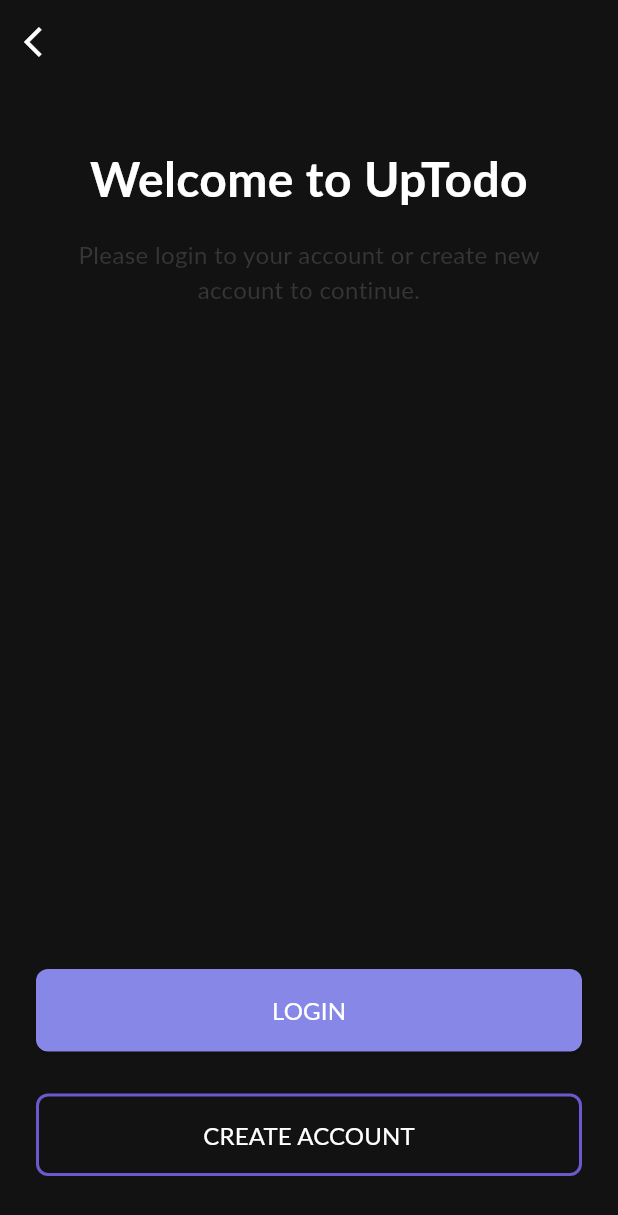
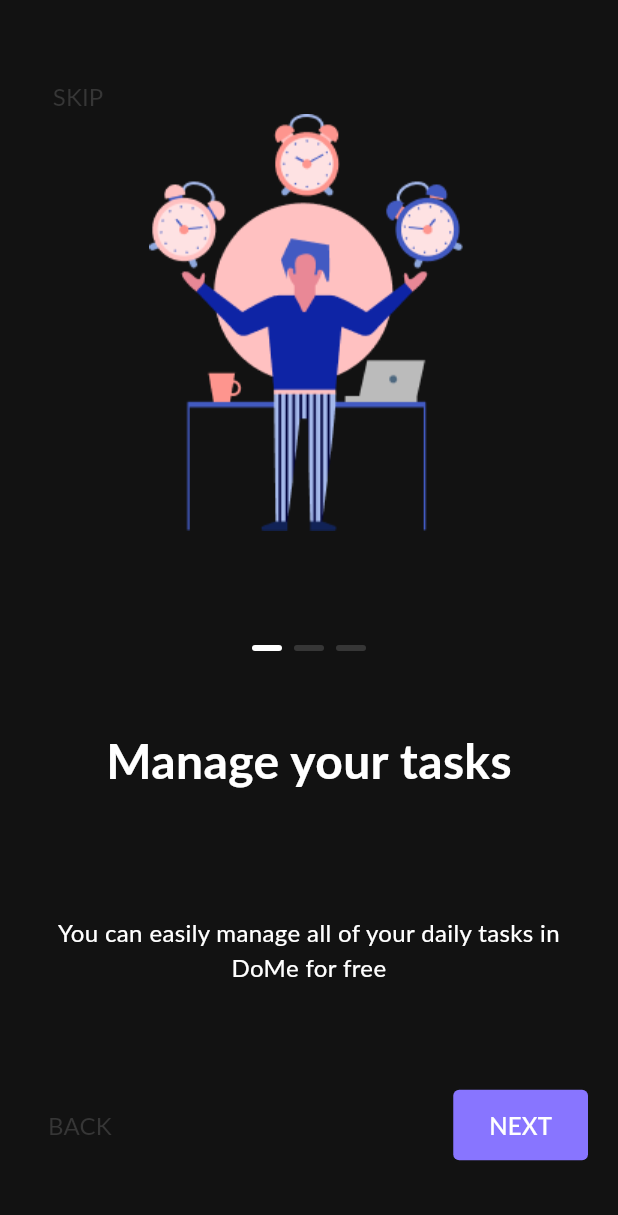
Before and after one commit to vinhdevz/note_app, a Flutter app: the screen it shows after launch, on a phone screen of 412 x 824 dp. Shown: the top 1215 px of the screen. Run offline on Flutter 3.47's test engine with Material 3 defaults, Android fonts, the phone set to English and light mode, and no system bars; our stand-ins replace flutter_svg; Roboto replaces fonts that are missing (Lato).

Commit message:
feat(onboa): create feat/onboa

```diff
--- a/lib/constants/color.dart
+++ b/lib/constants/color.dart
@@ -5,9 +5,7 @@ const Color tdGrey = Color(0xff363636);
 const Color tdPurple= Color(0xff8687E7);
 const Color tdBgColor= Color(0xff121212);
 const Color tdText= Color(0xffFFFFFF);
-
 const Color tdBlack = Color(0xff121212);
 const Color tdWhite = Color(0xffFFFFFF);
-
-const Color tdDarkpurple = Color(0xFF6A5ACD);
+const Color tdDarkPurple = Color(0xFF8875FF);
 const Color tdGrey2 = Color(0xFF979797);
--- a/lib/intro/intro_screen.dart
+++ b/lib/intro/intro_screen.dart
@@ -1,7 +1,7 @@
 import 'package:flutter/material.dart';
 import 'package:flutter_svg/flutter_svg.dart';
 import 'package:flutter_todo_app/constants/color.dart';
-import 'package:flutter_todo_app/welcome/welcom_screen.dart';
+import 'package:flutter_todo_app/onboading/onboading_screen.dart';
 
 class IntroScreen extends StatefulWidget {
   const IntroScreen({super.key});
@@ -18,7 +18,7 @@ class _IntroScreenState extends State<IntroScreen> {
       if (mounted) {
         Navigator.pushReplacement(
           context,
-          MaterialPageRoute(builder: (context) => const WelcomeScreen()),
+          MaterialPageRoute(builder: (context) => const OnboardingScreen()),
         );
       }
     });
--- a/lib/main.dart
+++ b/lib/main.dart
@@ -1,5 +1,4 @@
 import 'package:flutter/material.dart';
-import 'package:flutter_todo_app/register/register_screen.dart';
 import 'intro/intro_screen.dart';
 
 void main() {
--- /dev/null
+++ b/lib/onboading/onboading_screen.dart
@@ -0,0 +1,219 @@
+import 'package:flutter/material.dart';
+import 'package:flutter_todo_app/constants/color.dart';
+import 'package:flutter_todo_app/welcome/welcom_screen.dart';
+
+class OnboardingScreen extends StatefulWidget {
+  const OnboardingScreen({super.key});
+
+  @override
+  _OnboardingScreenState createState() => _OnboardingScreenState();
+}
+
+class _OnboardingScreenState extends State<OnboardingScreen> {
+  final PageController _pageController = PageController();
+  int _currentPage = 0;
+
+  @override
+  void dispose() {
+    _pageController.dispose();
+    super.dispose();
+  }
+
+  @override
+  Widget build(BuildContext context) {
+    return Scaffold(
+      body: Stack(
+        children: [
+          PageView(
+            controller: _pageController,
+            onPageChanged: (int page) {
+              setState(() {
+                _currentPage = page;
+              });
+            },
+            children: [
+              OnboardingPage(
+                image: 'assets/images/page1.png',
+                title: 'Manage your tasks',
+                description:
+                    'You can easily manage all of your daily tasks in DoMe for free',
+                currentPage: _currentPage,
+                index: 0,
+              ),
+              OnboardingPage(
+                image: 'assets/images/page2.png',
+                title: 'Create daily routine',
+                description:
+                    'In Uptodo  you can create your personalized routine to stay productive',
+                currentPage: _currentPage,
+                index: 1,
+              ),
+              OnboardingPage(
+                image: 'assets/images/page3.png',
+                title: 'Orgonaize your tasks',
+                description:
+                    'You can organize your daily tasks by adding your tasks into separate categories',
+                currentPage: _currentPage,
+                index: 2,
+              ),
+            ],
+          ),
+          Positioned(
+            top: 40,
+            left: 20,
+            child: TextButton(
+              onPressed: () {
+                Navigator.push(
+                  context,
+                  MaterialPageRoute(builder: (context) => WelcomeScreen()),
+                );
+              },
+              child: Text(
+                'SKIP',
+                style: TextStyle(
+                  color: _currentPage > 0 ? tdWhite : tdGrey,
+                  fontSize: 16,
+                  fontWeight: FontWeight.w400,
+                  fontFamily: 'Lato',
+                ),
+              ),
+            ),
+          ),
+          Positioned(
+            bottom: 50,
+            left: 20,
+            right: 20,
+            child: Row(
+              mainAxisAlignment: MainAxisAlignment.spaceBetween,
+              children: [
+                TextButton(
+                  onPressed: _currentPage > 0
+                      ? () {
+                          _pageController.previousPage(
+                            duration: Duration(microseconds: 300),
+                            curve: Curves.easeInOut,
+                          );
+                        }
+                      : null,
+                  child: Text(
+                    'BACK',
+                    style: TextStyle(
+                      color: _currentPage > 0 ? tdWhite : tdGrey,
+                      fontSize: 16,
+                      fontWeight: FontWeight.w400,
+                      fontFamily: 'Lato',
+                    ),
+                  ),
+                ),
+                TextButton(
+                  onPressed: () {
+                    if (_currentPage < 2) {
+                      _pageController.nextPage(
+                        duration: Duration(milliseconds: 300),
+                        curve: Curves.easeInOut,
+                      );
+                    } else {
+                      Navigator.push(
+                        context,
+                        MaterialPageRoute(
+                            builder: (context) => WelcomeScreen()),
+                      );
+                    }
+                  },
+                  style: TextButton.styleFrom(
+                      backgroundColor: tdDarkPurple,
+                      padding:
+                          EdgeInsets.symmetric(horizontal: 24, vertical: 12),
+                      shape: RoundedRectangleBorder(
+                        borderRadius: BorderRadius.circular(4),
+                      )),
+                  child: Text(
+                    _currentPage == 2 ? 'GET STARTED' : 'NEXT',
+                    style: TextStyle(
+                      color: tdWhite,
+                      fontSize: 16,
+                    ),
+                  ),
+                ),
+              ],
+            ),
+          ),
+        ],
+      ),
+    );
+  }
+}
+
+class OnboardingPage extends StatelessWidget {
+  final String image;
+  final String title;
+  final String description;
+  final int currentPage;
+  final int index;
+
+  const OnboardingPage({
+    super.key,
+    required this.image,
+    required this.title,
+    required this.description,
+    required this.currentPage,
+    required this.index,
+  });
+
+  @override
+  Widget build(BuildContext context) {
+    return Container(
+      color: tdBlack,
+      padding: EdgeInsets.symmetric(horizontal: 36),
+      child: Column(
+        mainAxisAlignment: MainAxisAlignment.start,
+        children: [
+          SizedBox(height: 40),
+          Image.asset(
+            image,
+            height: 350,
+            width: 230,
+          ),
+          SizedBox(height: 40),
+          Row(
+            mainAxisAlignment: MainAxisAlignment.center,
+            children: List.generate(3, (dotIndex) {
+              return Container(
+                margin: EdgeInsets.symmetric(horizontal: 4),
+                width: 20,
+                height: 4,
+                decoration: BoxDecoration(
+                  color: currentPage == dotIndex ? tdWhite : tdGrey,
+                  borderRadius: BorderRadius.circular(4),
+                ),
+              );
+            }),
+          ),
+          SizedBox(height: 50),
+          Text(
+            title,
+            textAlign: TextAlign.center,
+            style: TextStyle(
+              color: tdWhite,
+              fontSize: 32,
+              fontFamily: 'Lato',
+              fontWeight: FontWeight.w700,
+            ),
+          ),
+          SizedBox(height: 80),
+          Text(
+            description,
+            textAlign: TextAlign.center,
+            style: TextStyle(
+              color: tdWhite,
+              fontSize: 16,
+              fontWeight: FontWeight.w400,
+              fontFamily: 'Lato',
+            ),
+          ),
+          Spacer(),
+        ],
+      ),
+    );
+  }
+}
--- a/lib/welcome/welcom_screen.dart
+++ b/lib/welcome/welcom_screen.dart
@@ -1,6 +1,5 @@
 import 'package:flutter/material.dart';
 import 'package:flutter_todo_app/constants/color.dart';
-
 import '../login/login_screen.dart';
 
 class WelcomeScreen extends StatelessWidget {
@@ -57,7 +56,7 @@ class WelcomeScreen extends StatelessWidget {
                   );
                 },
                 style: ElevatedButton.styleFrom(
-                  backgroundColor: tdPurple,
+                  backgroundColor: tdDarkPurple,
                   padding: const EdgeInsets.symmetric(vertical: 16),
                   shape: RoundedRectangleBorder(
                     borderRadius: BorderRadius.circular(8),
@@ -81,7 +80,7 @@ class WelcomeScreen extends StatelessWidget {
                 onPressed: () {
                 },
                 style: OutlinedButton.styleFrom(
-                  side: const BorderSide(color: tdDarkpurple, width: 2),
+                  side: const BorderSide(color: tdDarkPurple, width: 2),
                   padding: const EdgeInsets.symmetric(vertical: 16),
                   shape: RoundedRectangleBorder(
                     borderRadius: BorderRadius.circular(8),
```
Also changed, not shown: assets/images/page1.png (added), assets/images/page2.png (added), assets/images/page3.png (added).
